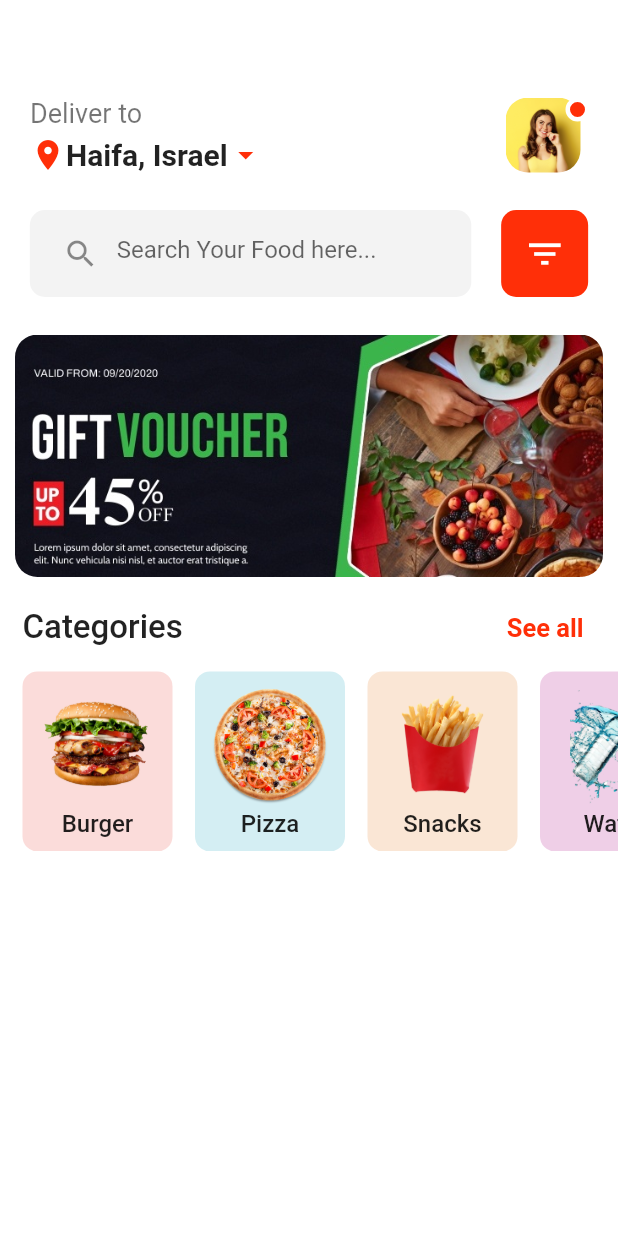
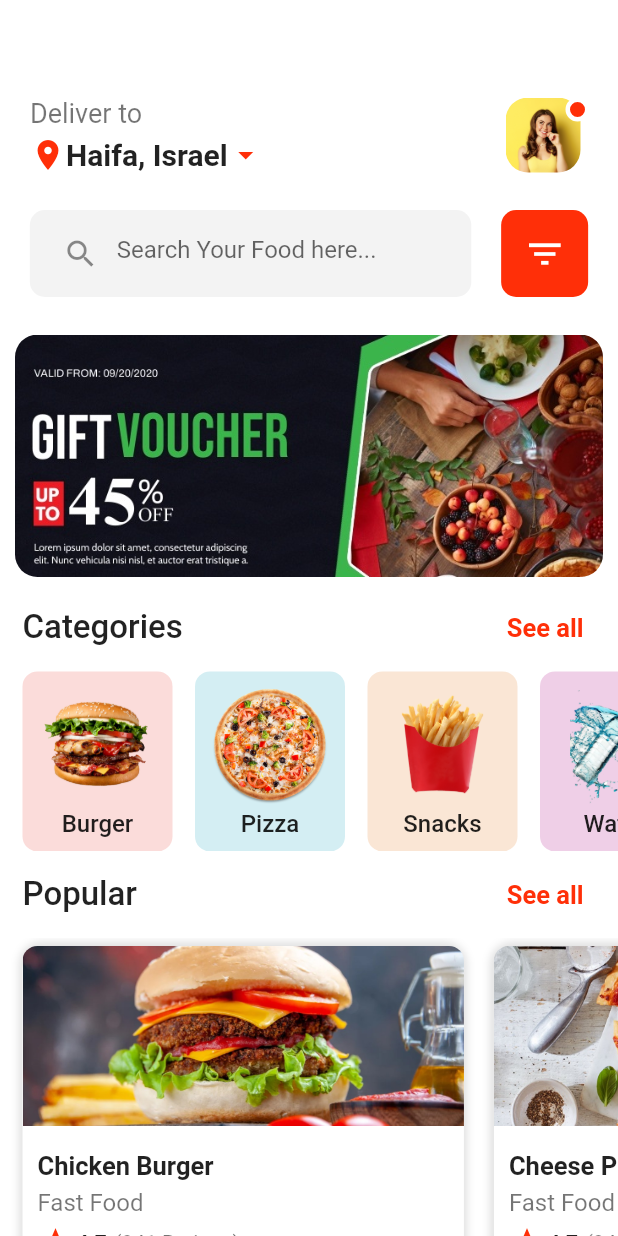
Before and after one commit to muradissa/food-order-flutter, a Flutter app: the screen it shows after launch, after a tap on "Get Stated", on a phone screen of 412 x 824 dp. Run offline on Flutter 3.47's test engine with Material 2 defaults, Android fonts, the phone set to English and light mode, and no system bars.

Commit message:
finish the home screen

```diff
--- a/lib/screens/home_screen.dart
+++ b/lib/screens/home_screen.dart
@@ -203,8 +203,135 @@ class HomeScreen extends StatelessWidget {
                 }
               ),
             ),
+            Padding(
+              padding: EdgeInsets.symmetric(horizontal: 15,vertical: 5),
+              child: Row(
+                mainAxisAlignment: MainAxisAlignment.spaceBetween,
+                children: [
+                  Text(
+                    "Popular",
+                    style: TextStyle(
+                      fontSize: 22,
+                      fontWeight: FontWeight.w500,
+                    ),
+                  ),
+                  TextButton(
+                      onPressed: (){},
+                      child: Text(
+                        "See all",
+                        style: TextStyle(
+                            fontSize: 17,
+                            fontWeight: FontWeight.bold,
+                            color: Color(0xFFFF2F08)
+                        ),
+                      )
+                  )
+                ],
+              ),
+            ),
+            SizedBox(
+              height: 220,
+              child: ListView.builder(
+                scrollDirection: Axis.horizontal,
+                shrinkWrap: true,
+                itemCount: foods2.length,
 
+                itemBuilder: (context,index){
+                  return InkWell(
+                    onTap: (){},
+                    child: Container(
+                      width: MediaQuery.of(context).size.width/1.4,
+                      margin: EdgeInsets.only(left: 15, top: 5 , bottom: 5,right: 5),
+                      decoration: BoxDecoration(
+                        borderRadius: BorderRadius.circular(15),
+                        color: Colors.white,
+                        boxShadow: [
+                          BoxShadow(
+                            color: Colors.black12,
+                            blurRadius: 4,
+                            spreadRadius: 2
+                          )
+                        ]
+                      ),
+                      child: Column(
+                        mainAxisAlignment: MainAxisAlignment.spaceBetween,
+                        children: [
+                          ClipRRect(
+                            borderRadius: BorderRadius.only(
+                              topLeft: Radius.circular(10),
+                              topRight: Radius.circular(10),
+                            ),
+                            child: Image.asset(
+                              "assets/images/${foods2[index]}.jpg",
+                              height: 120,
+                              width: MediaQuery.of(context).size.width/1.4,
+                              fit: BoxFit.cover,
+                            ),
+                          ),
+                          Padding(
+                            padding: EdgeInsets.only(left: 10),
+                            child: Row(
+                              mainAxisAlignment : MainAxisAlignment.spaceBetween,
+                              children: [
+                                Column(
+                                  crossAxisAlignment: CrossAxisAlignment.start,
 
+                                  children: [
+                                    Text(
+                                      foods2[index],
+                                      style: TextStyle(
+                                        fontSize: 17,
+                                        fontWeight: FontWeight.bold
+                                      ),
+                                    ),
+                                    SizedBox(height: 5,),
+                                    Text(
+                                      "Fast Food",
+                                      style: TextStyle(
+                                        fontSize: 16,
+                                        color: Colors.black54
+                                      ),
+                                    ),
+                                    SizedBox(height: 5,),
+                                    Row(children: [
+                                      Icon(Icons.star , color: Color(0xFFFF2F08),),
+                                      SizedBox(width: 2,),
+                                      Text(
+                                        "4.7" ,
+                                        style: TextStyle(
+                                          fontWeight: FontWeight.bold
+                                        ),
+                                      ),
+                                      SizedBox(width: 5,),
+                                      Text(
+                                        "(941 Ratings)",
+                                        style: TextStyle(
+                                          color: Colors.black54
+                                        ),
+                                      )
+                                    ],)
+                                  ],
+                                ),
+                                Column(
+
+                                  children: [
+                                    Padding(
+                                        padding: EdgeInsets.all(8),
+                                    )
+                                  ],
+                                )
+                              ],
+                            ),
+                          )
+                        ],
+                      ),
+
+                    )
+                  );
+                }
+              ),
+            ),
+            SizedBox(height: 50,)
           ],
         ),
       ),
```
